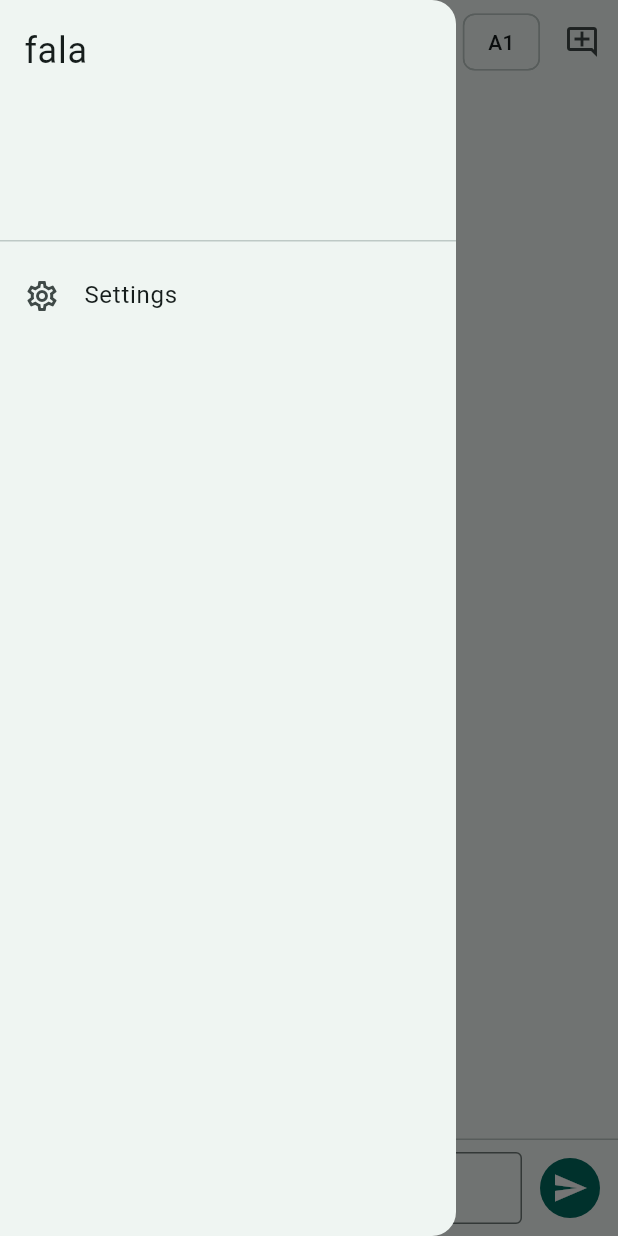
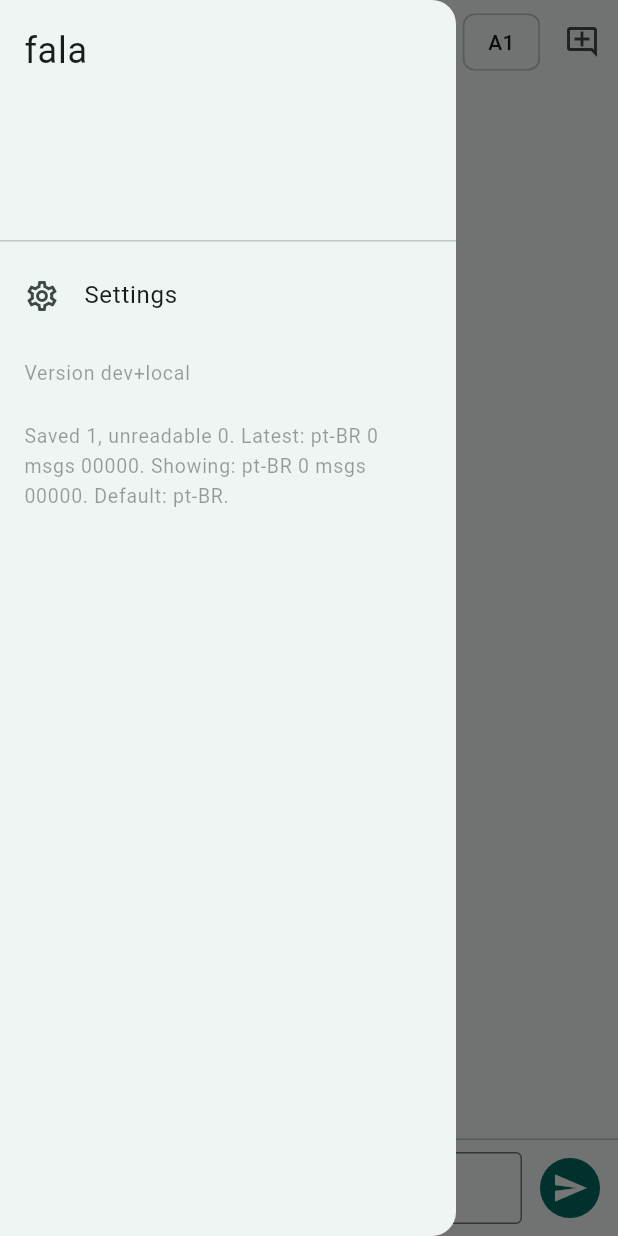
Before and after one commit to Pitrified/fala-language-tutor, a Flutter app: the ConversationScreen screen opened by its route, with the side drawer open, on a phone screen of 412 x 824 dp. Run offline on Flutter 3.47's test engine with Material 3 defaults, Android fonts, the phone set to English and light mode, and no system bars; our stand-ins replace flutter_riverpod, flutter_secure_storage, freezed_annotation, go_router, hive, hive_flutter; missing offline and left inert: openai_dart; accounts and stored records are empty; generated files the repository leaves out were written again.

Commit message:
Show the version and build in the drawer, plus a temporary storage line
The drawer ends with 'Version 0.0.1+<commit>', filled at build time by
scripts/build-apk.sh from pubspec.yaml and git; pubspec moves to 0.0.1.

Below it, temporarily, a line with what storage holds and what is on
screen (saved and unreadable counts, latest and shown conversation,
default language), to diagnose resume-on-reopen on the Pixel, where
release builds log nothing. To be removed once that is explained.

Co-Authored-By: Claude Opus 5.5 <noreply@anthropic.com>
Claude-Session: https://claude.ai/code/session_017SavMvSBp2orTpJANzV16y

```diff
--- /dev/null
+++ b/lib/build_info.dart
@@ -0,0 +1,17 @@
+/// Version name from `pubspec.yaml`, passed at build time by
+/// `scripts/build-apk.sh` as `--dart-define=APP_VERSION=...`.
+const String appVersion = String.fromEnvironment(
+  'APP_VERSION',
+  defaultValue: 'dev',
+);
+
+/// First eight characters of the commit the build came from, passed by
+/// `scripts/build-apk.sh` as `--dart-define=GIT_COMMIT=...`.
+const String appCommit = String.fromEnvironment(
+  'GIT_COMMIT',
+  defaultValue: 'local',
+);
+
+/// What the app shows as its version, for example `0.0.1+a739b0e1`. A build
+/// without the defines, such as a plain `flutter run`, shows `dev+local`.
+const String appVersionLabel = '$appVersion+$appCommit';
--- a/lib/screens/conversation/conversation_screen.dart
+++ b/lib/screens/conversation/conversation_screen.dart
@@ -3,6 +3,7 @@ import 'package:flutter_riverpod/flutter_riverpod.dart';
 import 'package:go_router/go_router.dart';
 
 import '../../app.dart';
+import '../../build_info.dart';
 import '../../models/cefr_level.dart';
 import '../../models/conversation.dart';
 import '../../models/conversation_message.dart';
@@ -10,6 +11,7 @@ import '../../models/target_language.dart';
 import '../../models/topic.dart';
 import '../../models/tutor_response.dart';
 import '../../providers/conversation_provider.dart';
+import '../../providers/service_providers.dart';
 import '../../providers/settings_provider.dart';
 import '../../services/conversation/conversation_controller.dart';
 import '../../services/inference/structured_stream_engine.dart';
@@ -400,11 +402,30 @@ class _ConversationScreenState extends ConsumerState<ConversationScreen>
   }
 }
 
-class _AppDrawer extends StatelessWidget {
+class _AppDrawer extends ConsumerWidget {
   const _AppDrawer();
 
+  /// What storage holds and what is on screen, for diagnosing resume on a
+  /// device where logs are not available. Temporary: remove once the
+  /// resume-on-reopen report is explained.
+  String _storageDiagnostic(WidgetRef ref) {
+    final repository = ref.read(conversationRepositoryProvider);
+    final saved = repository.listAll();
+    final latest = saved.isEmpty ? null : saved.first;
+    final showing = ref
+        .read(conversationControllerProvider)
+        ?.currentConversation;
+    final defaultLanguage = ref.read(defaultTargetLanguageProvider).code;
+    String describe(Conversation? c) => c == null
+        ? 'none'
+        : '${c.language} ${c.messages.length} msgs ${c.id.substring(c.id.length - 5)}';
+    return 'Saved ${saved.length}, unreadable ${repository.unreadableCount}. '
+        'Latest: ${describe(latest)}. Showing: ${describe(showing)}. '
+        'Default: $defaultLanguage.';
+  }
+
   @override
-  Widget build(BuildContext context) {
+  Widget build(BuildContext context, WidgetRef ref) {
     return Drawer(
       child: SafeArea(
         child: ListView(
@@ -419,6 +440,16 @@ class _AppDrawer extends StatelessWidget {
                 Navigator.of(context).pop();
                 context.push(AppRoutes.settings);
               },
+            ),
+            const ListTile(
+              dense: true,
+              enabled: false,
+              title: Text('Version $appVersionLabel'),
+            ),
+            ListTile(
+              dense: true,
+              enabled: false,
+              title: Text(_storageDiagnostic(ref)),
             ),
           ],
         ),
--- a/pubspec.yaml
+++ b/pubspec.yaml
@@ -1,7 +1,7 @@
 name: fala
 description: Conversational language tutor with structured corrections
 publish_to: 'none'
-version: 0.1.0+1
+version: 0.0.1+1
 
 environment:
   sdk: ^3.12.0
```
Also changed, not shown: 2 other files.
